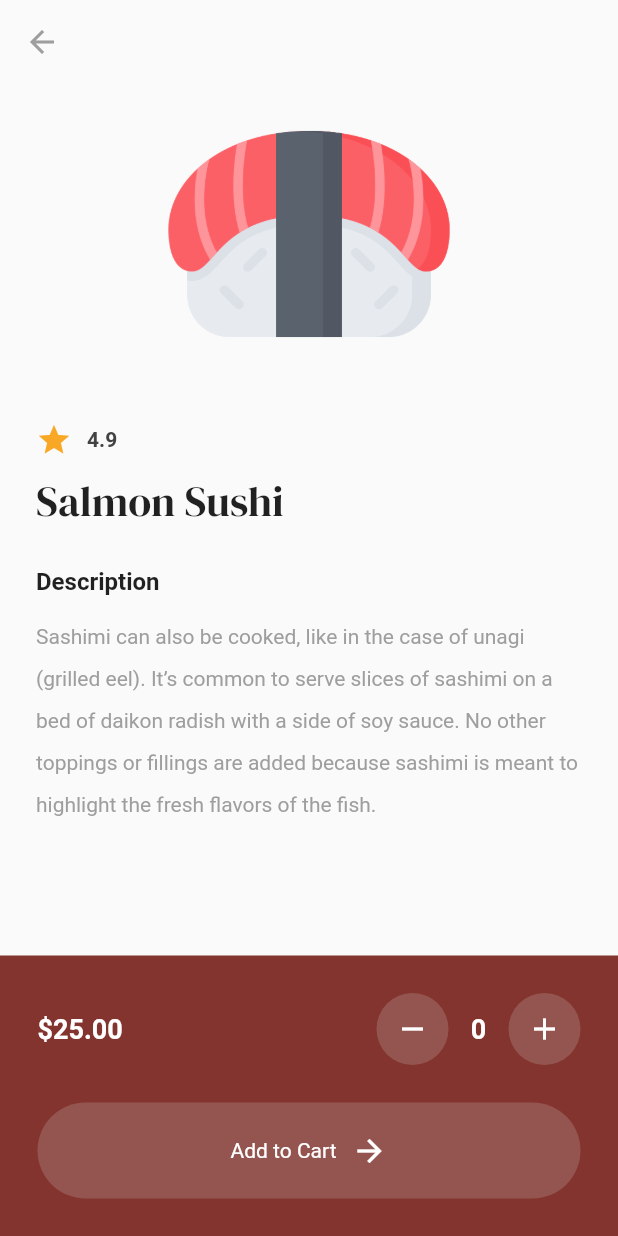
After one commit to ashysnr/shushi_app, a Flutter app: the MenuPage screen opened by its route, after a tap on "Salmon Sushi", on a phone screen of 412 x 824 dp. The commit adds this screen. Run offline on Flutter 3.47's test engine with Material 2 defaults, Android fonts, the phone set to English and light mode, and no system bars; our stand-ins replace google_fonts.

Commit message:
New update for food description
Push update for food description

```diff
--- a/lib/components/food_tile.dart
+++ b/lib/components/food_tile.dart
@@ -4,16 +4,21 @@ import '../models/food_models.dart';
 
 class FoodTile extends StatelessWidget {
   final Food food;
+  final void Function()? onTap;
+
   const FoodTile({
     super.key,
     required this.food,
+    required this.onTap,
   });
 
   @override
   Widget build(BuildContext context) {
-    return Container(
+    return GestureDetector(
+      onTap: onTap,
+      child: Container(
         margin: const EdgeInsets.only(right: 25.00),
-      padding: const EdgeInsets.all(25.00),
+        padding: const EdgeInsets.all(20.00),
         decoration: BoxDecoration(
           color: Colors.grey[100],
           borderRadius: BorderRadius.circular(20.00),
@@ -78,6 +83,7 @@ class FoodTile extends StatelessWidget {
             ),
           ],
         ),
+      ),
     );
   }
 }
--- /dev/null
+++ b/lib/pages/food_details.dart
@@ -0,0 +1,197 @@
+import 'package:flutter/material.dart';
+import 'package:google_fonts/google_fonts.dart';
+import 'package:shushi_app/components/mybutton.dart';
+import 'package:shushi_app/themes/colors.dart';
+
+import '../models/food_models.dart';
+
+class FoodDetailsPage extends StatefulWidget {
+  final Food food;
+  const FoodDetailsPage({
+    super.key,
+    required this.food,
+  });
+
+  @override
+  State<FoodDetailsPage> createState() => _FoodDetailsPageState();
+}
+
+class _FoodDetailsPageState extends State<FoodDetailsPage> {
+  // quantity count
+  int quantityCount = 0;
+
+  //increament
+  void increaseQty() {
+    setState(() {
+      quantityCount++;
+    });
+  }
+
+  //descrease
+  void decreaseQty() {
+    setState(() {
+      quantityCount--;
+    });
+  }
+
+  void addToCart() {}
+
+  @override
+  Widget build(BuildContext context) {
+    return Scaffold(
+      appBar: AppBar(
+        backgroundColor: Colors.transparent,
+        elevation: 0,
+        foregroundColor: Colors.grey,
+      ),
+      body: Column(
+        children: [
+          //list of items
+          Expanded(
+            child: Padding(
+              padding: const EdgeInsets.symmetric(horizontal: 24.00),
+              child: ListView(
+                children: [
+                  //image
+                  Image.asset(
+                    widget.food.imagePath,
+                    height: 200,
+                  ),
+
+                  const SizedBox(height: 25.00),
+
+                  //rating
+                  Row(
+                    children: [
+                      // star icon
+                      Icon(
+                        Icons.star,
+                        color: Colors.yellow[800],
+                      ),
+
+                      const SizedBox(width: 10.00),
+
+                      // rating
+                      Text(
+                        widget.food.rating,
+                        style: TextStyle(
+                          color: Colors.grey[800],
+                          fontWeight: FontWeight.bold,
+                        ),
+                      ),
+                    ],
+                  ),
+
+                  const SizedBox(height: 10.00),
+
+                  // food name
+                  Text(
+                    widget.food.name,
+                    style: GoogleFonts.dmSerifDisplay(fontSize: 28.00),
+                  ),
+
+                  const SizedBox(height: 25.00),
+
+                  // description
+                  const Text(
+                    "Description",
+                    style: TextStyle(
+                      fontWeight: FontWeight.bold,
+                      fontSize: 16.00,
+                    ),
+                  ),
+
+                  const SizedBox(height: 10.00),
+
+                  Text(
+                    "Sashimi can also be cooked, like in the case of unagi (grilled eel). It’s common to serve slices of sashimi on a bed of daikon radish with a side of soy sauce. No other toppings or fillings are added because sashimi is meant to highlight the fresh flavors of the fish.",
+                    style: TextStyle(
+                        height: 2, fontSize: 14.00, color: Colors.grey[500]),
+                  ),
+                ],
+              ),
+            ),
+          ),
+
+          //price + quantity
+          Container(
+            color: primaryColor,
+            padding: const EdgeInsets.all(25.00),
+            child: Column(
+              children: [
+                //price + quantity
+                Row(
+                  mainAxisAlignment: MainAxisAlignment.spaceBetween,
+                  children: [
+                    //price
+                    Text(
+                      "\$" + widget.food.price,
+                      style: TextStyle(
+                          color: Colors.white,
+                          fontWeight: FontWeight.bold,
+                          fontSize: 18.00),
+                    ),
+
+                    Row(
+                      children: [
+                        // decrease quantity
+                        Container(
+                          decoration: BoxDecoration(
+                            color: secondaryColor,
+                            shape: BoxShape.circle,
+                          ),
+                          child: IconButton(
+                            onPressed: decreaseQty,
+                            icon: Icon(
+                              Icons.remove,
+                              color: Colors.white,
+                            ),
+                          ),
+                        ),
+
+                        // quatity count
+                        SizedBox(
+                          width: 40.00,
+                          child: Center(
+                            child: Text(
+                              quantityCount.toString(),
+                              style: TextStyle(
+                                color: Colors.white,
+                                fontWeight: FontWeight.bold,
+                                fontSize: 18.00,
+                              ),
+                            ),
+                          ),
+                        ),
+
+                        // increase quality
+                        Container(
+                          decoration: BoxDecoration(
+                            color: secondaryColor,
+                            shape: BoxShape.circle,
+                          ),
+                          child: IconButton(
+                            onPressed: increaseQty,
+                            icon: Icon(
+                              Icons.add,
+                              color: Colors.white,
+                            ),
+                          ),
+                        ),
+                      ],
+                    ),
+                  ],
+                ),
+
+                const SizedBox(height: 25.00),
+
+                // add to cart button
+                MyButton(text: "Add to Cart", onTap: addToCart)
+              ],
+            ),
+          )
+        ],
+      ),
+    );
+  }
+}
--- a/lib/pages/menu_page.dart
+++ b/lib/pages/menu_page.dart
@@ -3,6 +3,7 @@ import 'package:google_fonts/google_fonts.dart';
 import 'package:shushi_app/components/food_tile.dart';
 import 'package:shushi_app/components/mybutton.dart';
 import 'package:shushi_app/models/food_models.dart';
+import 'package:shushi_app/pages/food_details.dart';
 import 'package:shushi_app/themes/colors.dart';
 
 class MenuPage extends StatefulWidget {
@@ -27,6 +28,17 @@ class _MenuPageState extends State<MenuPage> {
       rating: "4.5",
     ),
   ];
+
+  //navigation to food details page
+  void navigateToFoodDetails(int index) {
+    Navigator.push(
+        context,
+        MaterialPageRoute(
+          builder: (context) => FoodDetailsPage(
+            food: foodMenu[index],
+          ),
+        ));
+  }
 
   @override
   Widget build(BuildContext context) {
@@ -128,6 +140,7 @@ class _MenuPageState extends State<MenuPage> {
                 itemCount: foodMenu.length,
                 itemBuilder: (context, index) => FoodTile(
                   food: foodMenu[index],
+                  onTap: () => navigateToFoodDetails(index),
                 ),
               ),
             ),
```
Lines whose indentation alone changed are shown as unchanged.
